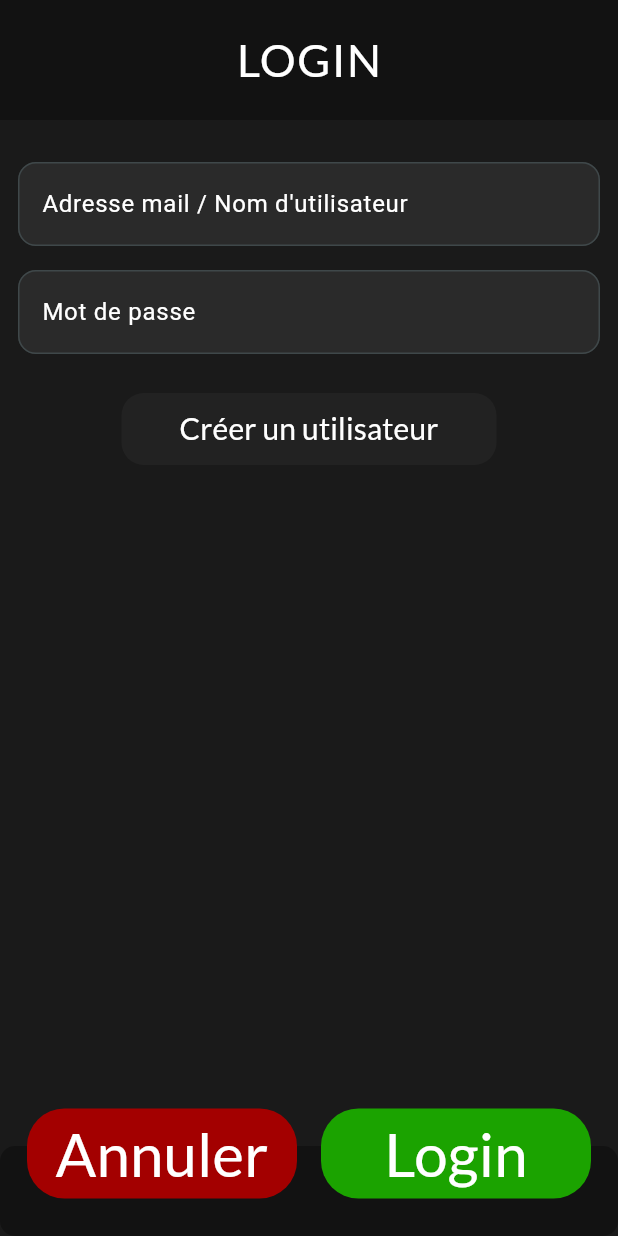
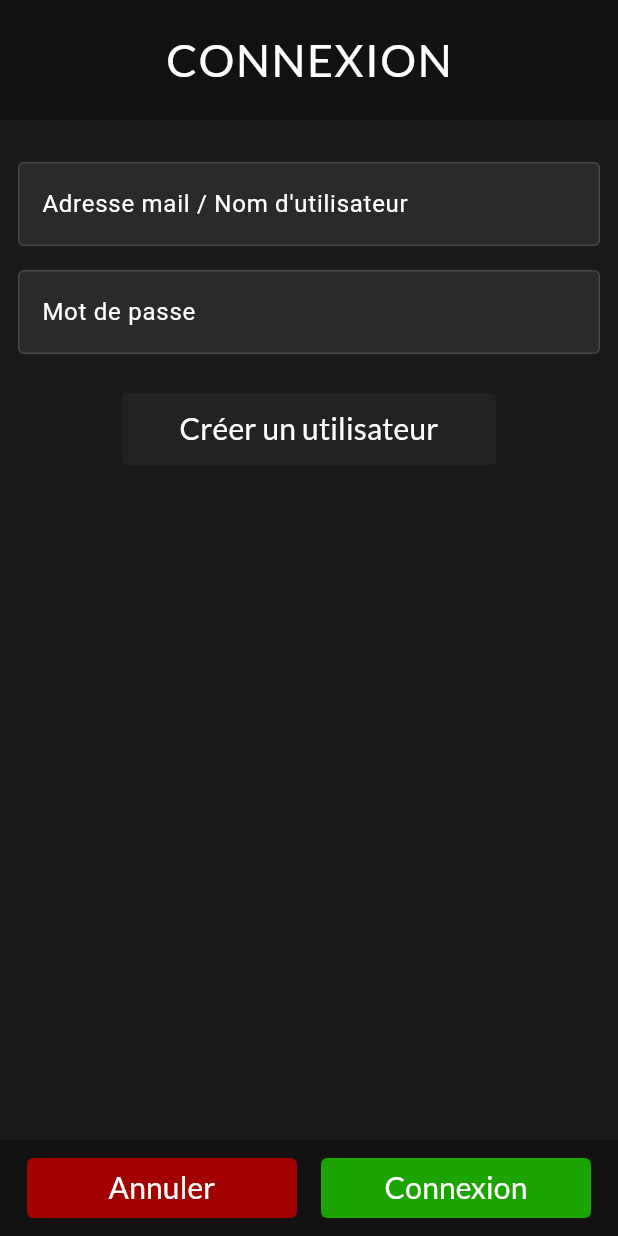
Before and after one commit to cp-23fam/peer_to_sync, a Flutter app: the screen it shows after launch, after a tap on the "person outline" icon, on a phone screen of 412 x 824 dp. Run offline on Flutter 3.47's test engine with Material 3 defaults, Android fonts, the phone set to English and light mode, and no system bars; our stand-ins replace dio, email_validator, equatable, flutter_riverpod, flutter_secure_storage, go_router and 1 more; network calls fail.

Commit message:
Mise à jour de UI

```diff
--- a/lib/src/features/room/presentation/room_list/room_card.dart
+++ b/lib/src/features/room/presentation/room_list/room_card.dart
@@ -30,7 +30,7 @@ class _RoomCardState extends State<RoomCard> with TickerProviderStateMixin {
             color: AppColors.navBackgroundColor,
             spreadRadius: 2,
             blurRadius: 2,
-            offset: Offset(3, 3),
+            offset: const Offset(3, 3),
           ),
         ],
       ),
--- a/lib/src/features/user/presentation/user_form/user_login_screen.dart
+++ b/lib/src/features/user/presentation/user_form/user_login_screen.dart
@@ -2,6 +2,7 @@ import 'package:email_validator/email_validator.dart';
 import 'package:flutter/material.dart';
 import 'package:flutter_riverpod/flutter_riverpod.dart';
 import 'package:go_router/go_router.dart';
+import 'package:peer_to_sync/src/common_widgets/choose_button.dart';
 import 'package:peer_to_sync/src/common_widgets/styled_text.dart';
 import 'package:peer_to_sync/src/constants/app_sizes.dart';
 import 'package:peer_to_sync/src/features/user/data/user_repository.dart';
@@ -56,7 +57,12 @@ class _UserLoginScreenState extends State<UserLoginScreen> {
               child: Row(
                 mainAxisAlignment: MainAxisAlignment.center,
                 children: [
-                  StyledText('Login'.hardcoded, 30.0, bold: true, upper: true),
+                  StyledText(
+                    'Connexion'.hardcoded,
+                    30.0,
+                    bold: true,
+                    upper: true,
+                  ),
                 ],
               ),
             ),
@@ -85,7 +91,7 @@ class _UserLoginScreenState extends State<UserLoginScreen> {
                         labelText:
                             'Adresse mail / Nom d\'utilisateur'.hardcoded,
                         border: OutlineInputBorder(
-                          borderRadius: BorderRadius.circular(Sizes.p12),
+                          borderRadius: BorderRadius.circular(Sizes.p4),
                         ),
                       ),
                     ),
@@ -100,7 +106,7 @@ class _UserLoginScreenState extends State<UserLoginScreen> {
                         fillColor: AppColors.secondColor,
                         labelText: 'Mot de passe'.hardcoded,
                         border: OutlineInputBorder(
-                          borderRadius: BorderRadius.circular(Sizes.p12),
+                          borderRadius: BorderRadius.circular(Sizes.p4),
                         ),
                       ),
                     ),
@@ -117,7 +123,7 @@ class _UserLoginScreenState extends State<UserLoginScreen> {
                             context.goNamed(RouteNames.signup.name);
                           },
                           shape: RoundedRectangleBorder(
-                            borderRadius: BorderRadius.circular(15),
+                            borderRadius: BorderRadius.circular(4),
                           ),
                           child: StyledText(
                             'Créer un utilisateur'.hardcoded,
@@ -135,37 +141,25 @@ class _UserLoginScreenState extends State<UserLoginScreen> {
         ),
       ),
       bottomNavigationBar: ClipRRect(
-        borderRadius: BorderRadius.circular(10),
-        child: Container(height: 60, color: AppColors.navBackgroundColor),
-      ),
-      floatingActionButtonLocation: FloatingActionButtonLocation.centerDocked,
-      floatingActionButton: Row(
+        child: Container(
+          height: 64,
+          color: AppColors.navBackgroundColor,
+          child: Row(
             mainAxisAlignment: MainAxisAlignment.center,
             children: [
-          Container(
-            margin: const EdgeInsets.only(top: 10),
-            height: 60,
-            width: 180,
-            child: FloatingActionButton(
-              backgroundColor: AppColors.redColor,
-              elevation: 0,
-              onPressed: () {},
-              shape: RoundedRectangleBorder(
-                borderRadius: BorderRadius.circular(25),
-              ),
-              child: StyledText('Annuler'.hardcoded, 40.0, bold: true),
-            ),
+              ChooseButton(
+                text: 'Annuler',
+                color: AppColors.redColor,
+                onPressed: () {
+                  context.goNamed(RouteNames.home.name);
+                },
               ),
               gapW16,
               Consumer(
                 builder: (context, ref, child) {
-              return Container(
-                margin: const EdgeInsets.only(top: 10),
-                height: 60,
-                width: 180,
-                child: FloatingActionButton(
-                  backgroundColor: AppColors.greenColor,
-                  elevation: 0,
+                  return ChooseButton(
+                    text: 'Connexion',
+                    color: AppColors.greenColor,
                     onPressed: () async {
                       setState(() {
                         passwordError = null;
@@ -195,16 +189,13 @@ class _UserLoginScreenState extends State<UserLoginScreen> {
                         }
                       }
                     },
-                  shape: RoundedRectangleBorder(
-                    borderRadius: BorderRadius.circular(25),
-                  ),
-                  child: StyledText('Login'.hardcoded, 40.0, bold: true),
-                ),
                   );
                 },
               ),
             ],
           ),
+        ),
+      ),
     );
   }
 }
```
Also changed, not shown: lib/src/features/room/presentation/room_detail/no_user_card.dart (+15 -4 lines), lib/src/features/room/presentation/room_detail/room_detail_screen.dart (+16 -28 lines), lib/src/features/room/presentation/room_detail/user_card.dart (+15 -4 lines). Lines whose indentation alone changed are shown as unchanged.
